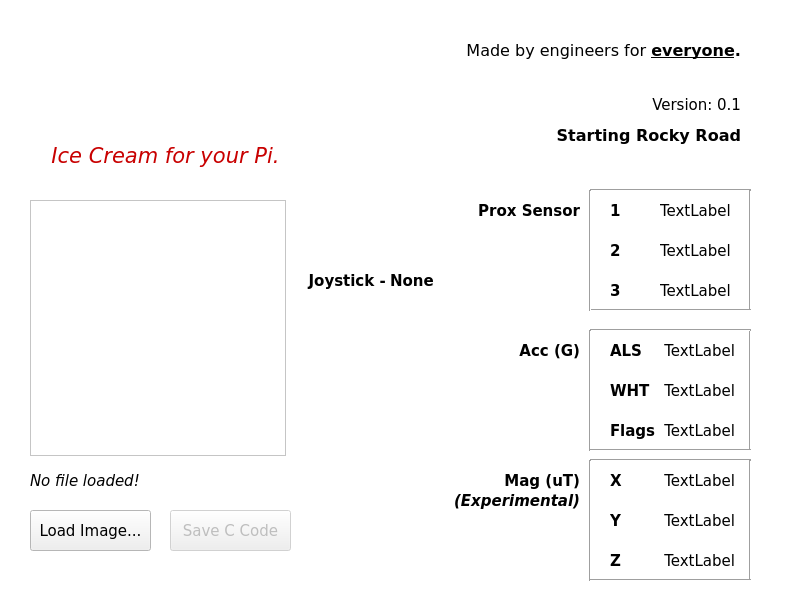
This is mainwindow.ui in VxGeeks/BlueMoon as Qt 5 draws it before an edit. The edited form follows.
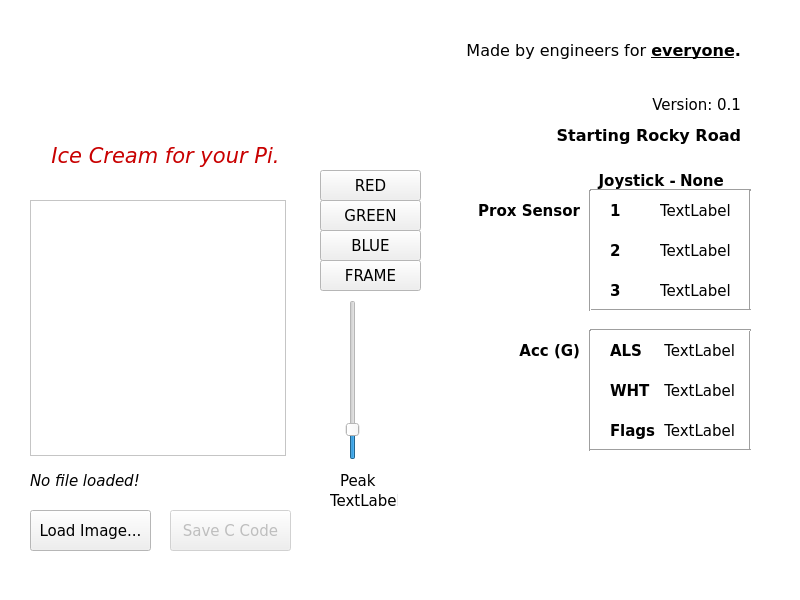
This is the edited form. Icons and pictures are not drawn.

Commit message: Added Peak Current slider (brightness adjustment)

```diff
--- a/mainwindow.ui
+++ b/mainwindow.ui
@@ -245,9 +245,9 @@
    <widget class="QLabel" name="label_JoyStick">
     <property name="geometry">
      <rect>
-      <x>390</x>
-      <y>270</y>
-      <width>111</width>
+      <x>680</x>
+      <y>170</y>
+      <width>71</width>
       <height>21</height>
      </rect>
     </property>
@@ -745,253 +745,6 @@
      <bool>true</bool>
     </property>
    </widget>
-   <widget class="QLabel" name="label_magZ">
-    <property name="geometry">
-     <rect>
-      <x>660</x>
-      <y>550</y>
-      <width>75</width>
-      <height>21</height>
-     </rect>
-    </property>
-    <property name="maximumSize">
-     <size>
-      <width>16777215</width>
-      <height>16777215</height>
-     </size>
-    </property>
-    <property name="font">
-     <font>
-      <family>DejaVu Sans</family>
-      <pointsize>11</pointsize>
-     </font>
-    </property>
-    <property name="text">
-     <string>TextLabel</string>
-    </property>
-    <property name="alignment">
-     <set>Qt::AlignRight|Qt::AlignTrailing|Qt::AlignVCenter</set>
-    </property>
-   </widget>
-   <widget class="Line" name="line_9">
-    <property name="geometry">
-     <rect>
-      <x>590</x>
-      <y>450</y>
-      <width>161</width>
-      <height>20</height>
-     </rect>
-    </property>
-    <property name="font">
-     <font>
-      <family>DejaVu Sans</family>
-      <pointsize>11</pointsize>
-     </font>
-    </property>
-    <property name="orientation">
-     <enum>Qt::Horizontal</enum>
-    </property>
-   </widget>
-   <widget class="Line" name="line_10">
-    <property name="geometry">
-     <rect>
-      <x>580</x>
-      <y>460</y>
-      <width>20</width>
-      <height>121</height>
-     </rect>
-    </property>
-    <property name="font">
-     <font>
-      <family>DejaVu Sans</family>
-      <pointsize>11</pointsize>
-     </font>
-    </property>
-    <property name="orientation">
-     <enum>Qt::Vertical</enum>
-    </property>
-   </widget>
-   <widget class="QLabel" name="label_magY">
-    <property name="geometry">
-     <rect>
-      <x>660</x>
-      <y>510</y>
-      <width>75</width>
-      <height>21</height>
-     </rect>
-    </property>
-    <property name="maximumSize">
-     <size>
-      <width>16777215</width>
-      <height>16777215</height>
-     </size>
-    </property>
-    <property name="font">
-     <font>
-      <family>DejaVu Sans</family>
-      <pointsize>11</pointsize>
-     </font>
-    </property>
-    <property name="text">
-     <string>TextLabel</string>
-    </property>
-    <property name="alignment">
-     <set>Qt::AlignRight|Qt::AlignTrailing|Qt::AlignVCenter</set>
-    </property>
-   </widget>
-   <widget class="QLabel" name="label_13">
-    <property name="geometry">
-     <rect>
-      <x>610</x>
-      <y>470</y>
-      <width>41</width>
-      <height>21</height>
-     </rect>
-    </property>
-    <property name="font">
-     <font>
-      <family>DejaVu Sans</family>
-      <pointsize>11</pointsize>
-      <weight>75</weight>
-      <bold>true</bold>
-     </font>
-    </property>
-    <property name="text">
-     <string>X</string>
-    </property>
-   </widget>
-   <widget class="QLabel" name="label_14">
-    <property name="geometry">
-     <rect>
-      <x>480</x>
-      <y>470</y>
-      <width>100</width>
-      <height>21</height>
-     </rect>
-    </property>
-    <property name="font">
-     <font>
-      <family>DejaVu Sans</family>
-      <pointsize>11</pointsize>
-      <weight>75</weight>
-      <bold>true</bold>
-     </font>
-    </property>
-    <property name="text">
-     <string>Mag (uT)</string>
-    </property>
-    <property name="alignment">
-     <set>Qt::AlignRight|Qt::AlignTrailing|Qt::AlignVCenter</set>
-    </property>
-   </widget>
-   <widget class="QLabel" name="label_15">
-    <property name="geometry">
-     <rect>
-      <x>610</x>
-      <y>550</y>
-      <width>41</width>
-      <height>21</height>
-     </rect>
-    </property>
-    <property name="font">
-     <font>
-      <family>DejaVu Sans</family>
-      <pointsize>11</pointsize>
-      <weight>75</weight>
-      <bold>true</bold>
-     </font>
-    </property>
-    <property name="text">
-     <string>Z</string>
-    </property>
-   </widget>
-   <widget class="Line" name="line_12">
-    <property name="geometry">
-     <rect>
-      <x>740</x>
-      <y>460</y>
-      <width>20</width>
-      <height>121</height>
-     </rect>
-    </property>
-    <property name="font">
-     <font>
-      <family>DejaVu Sans</family>
-      <pointsize>11</pointsize>
-     </font>
-    </property>
-    <property name="orientation">
-     <enum>Qt::Vertical</enum>
-    </property>
-   </widget>
-   <widget class="Line" name="line_13">
-    <property name="geometry">
-     <rect>
-      <x>590</x>
-      <y>570</y>
-      <width>161</width>
-      <height>20</height>
-     </rect>
-    </property>
-    <property name="font">
-     <font>
-      <family>DejaVu Sans</family>
-      <pointsize>11</pointsize>
-     </font>
-    </property>
-    <property name="orientation">
-     <enum>Qt::Horizontal</enum>
-    </property>
-   </widget>
-   <widget class="QLabel" name="label_magX">
-    <property name="geometry">
-     <rect>
-      <x>660</x>
-      <y>470</y>
-      <width>75</width>
-      <height>21</height>
-     </rect>
-    </property>
-    <property name="maximumSize">
-     <size>
-      <width>16777215</width>
-      <height>16777215</height>
-     </size>
-    </property>
-    <property name="font">
-     <font>
-      <family>DejaVu Sans</family>
-      <pointsize>11</pointsize>
-     </font>
-    </property>
-    <property name="text">
-     <string>TextLabel</string>
-    </property>
-    <property name="alignment">
-     <set>Qt::AlignRight|Qt::AlignTrailing|Qt::AlignVCenter</set>
-    </property>
-   </widget>
-   <widget class="QLabel" name="label_16">
-    <property name="geometry">
-     <rect>
-      <x>610</x>
-      <y>510</y>
-      <width>41</width>
-      <height>21</height>
-     </rect>
-    </property>
-    <property name="font">
-     <font>
-      <family>DejaVu Sans</family>
-      <pointsize>11</pointsize>
-      <weight>75</weight>
-      <bold>true</bold>
-     </font>
-    </property>
-    <property name="text">
-     <string>Y</string>
-    </property>
-   </widget>
    <widget class="QLabel" name="label_18">
     <property name="geometry">
      <rect>
@@ -1014,8 +767,8 @@
    <widget class="QLabel" name="label">
     <property name="geometry">
      <rect>
-      <x>300</x>
-      <y>270</y>
+      <x>590</x>
+      <y>170</y>
       <width>91</width>
       <height>21</height>
      </rect>
@@ -1033,31 +786,6 @@
      <set>Qt::AlignRight|Qt::AlignTrailing|Qt::AlignVCenter</set>
     </property>
    </widget>
-   <widget class="QLabel" name="label_17">
-    <property name="geometry">
-     <rect>
-      <x>449</x>
-      <y>490</y>
-      <width>131</width>
-      <height>21</height>
-     </rect>
-    </property>
-    <property name="font">
-     <font>
-      <family>DejaVu Sans</family>
-      <pointsize>11</pointsize>
-      <weight>75</weight>
-      <italic>true</italic>
-      <bold>true</bold>
-     </font>
-    </property>
-    <property name="text">
-     <string>(Experimental)</string>
-    </property>
-    <property name="alignment">
-     <set>Qt::AlignRight|Qt::AlignTrailing|Qt::AlignVCenter</set>
-    </property>
-   </widget>
    <widget class="QLabel" name="label_Prox1">
     <property name="geometry">
      <rect>
@@ -1097,6 +825,106 @@
      <string>TextLabel</string>
     </property>
    </widget>
+   <widget class="QPushButton" name="pushButton">
+    <property name="geometry">
+     <rect>
+      <x>320</x>
+      <y>170</y>
+      <width>101</width>
+      <height>31</height>
+     </rect>
+    </property>
+    <property name="text">
+     <string>RED</string>
+    </property>
+   </widget>
+   <widget class="QPushButton" name="pushButton_2">
+    <property name="geometry">
+     <rect>
+      <x>320</x>
+      <y>200</y>
+      <width>101</width>
+      <height>31</height>
+     </rect>
+    </property>
+    <property name="text">
+     <string>GREEN</string>
+    </property>
+   </widget>
+   <widget class="QPushButton" name="pushButton_3">
+    <property name="geometry">
+     <rect>
+      <x>320</x>
+      <y>230</y>
+      <width>101</width>
+      <height>31</height>
+     </rect>
+    </property>
+    <property name="text">
+     <string>BLUE</string>
+    </property>
+   </widget>
+   <widget class="QPushButton" name="pushButton_4">
+    <property name="geometry">
+     <rect>
+      <x>320</x>
+      <y>260</y>
+      <width>101</width>
+      <height>31</height>
+     </rect>
+    </property>
+    <property name="text">
+     <string>FRAME</string>
+    </property>
+   </widget>
+   <widget class="QSlider" name="Ipeak">
+    <property name="geometry">
+     <rect>
+      <x>340</x>
+      <y>300</y>
+      <width>26</width>
+      <height>160</height>
+     </rect>
+    </property>
+    <property name="maximum">
+     <number>63</number>
+    </property>
+    <property name="pageStep">
+     <number>8</number>
+    </property>
+    <property name="sliderPosition">
+     <number>10</number>
+    </property>
+    <property name="orientation">
+     <enum>Qt::Vertical</enum>
+    </property>
+   </widget>
+   <widget class="QLabel" name="label_19">
+    <property name="geometry">
+     <rect>
+      <x>340</x>
+      <y>470</y>
+      <width>68</width>
+      <height>21</height>
+     </rect>
+    </property>
+    <property name="text">
+     <string>Peak</string>
+    </property>
+   </widget>
+   <widget class="QLabel" name="Peak_Current">
+    <property name="geometry">
+     <rect>
+      <x>330</x>
+      <y>490</y>
+      <width>68</width>
+      <height>21</height>
+     </rect>
+    </property>
+    <property name="text">
+     <string>TextLabel</string>
+    </property>
+   </widget>
    <zorder>pushButton_LoadImage</zorder>
    <zorder>label_Filename</zorder>
    <zorder>label_Status</zorder>
```
Left out of the diff: 19 changed lines with no effect on the pictures. The commit also changes 11 other files.
